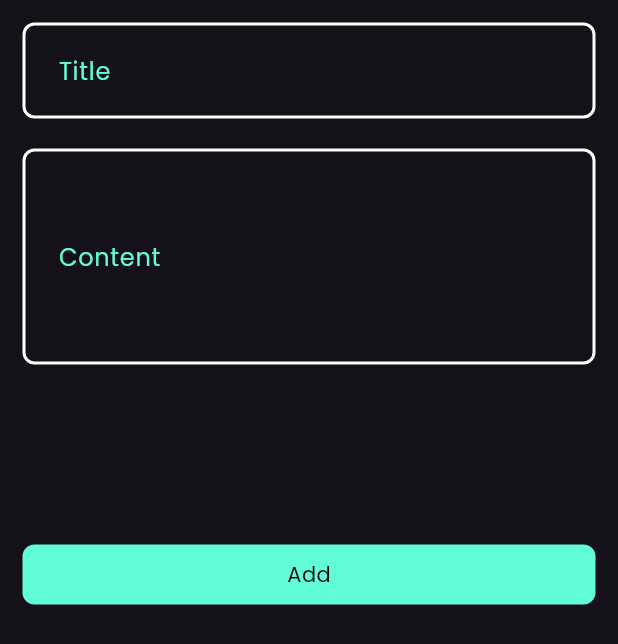
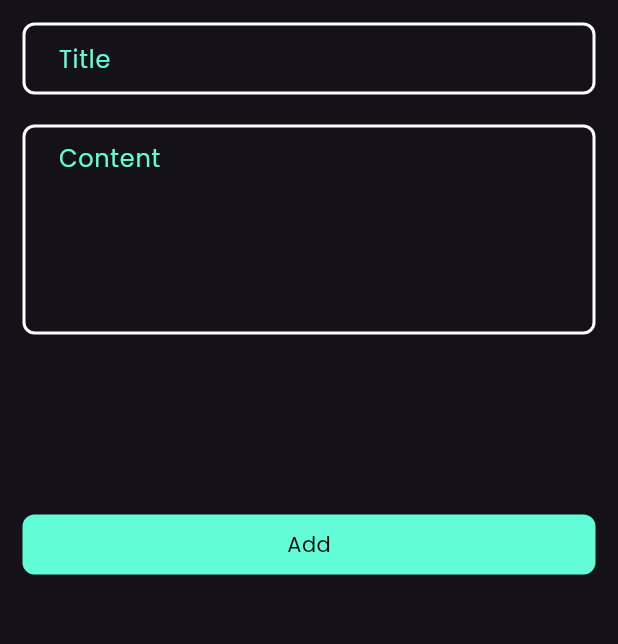
Before and after one commit to ahmed-khaled56/NotesApp, a Flutter app: the AddNoteButtomSheet widget shown alone on an empty page, opened directly, on a phone screen of 412 x 824 dp. Shown: the top 644 px of the screen. Run offline on Flutter 3.47's test engine with Material 3 defaults, Android fonts, the phone set to English and light mode, and no system bars.

Commit message:
adjust maxlines in textfield

```diff
--- a/lib/widgets/add_note_buttom_sheet.dart
+++ b/lib/widgets/add_note_buttom_sheet.dart
@@ -17,9 +17,9 @@ class _AddNoteButtomSheetState extends State<AddNoteButtomSheet> {
         padding: const EdgeInsets.all(15.0),
         child: Column(
           children: [
-            textField(hintText: 'Title', onChange: (value) {}, size: 20),
+            textField(hintText: 'Title', onChange: (value) {}, maxLines: 1),
             SizedBox(height: 20),
-            textField(hintText: 'Content', onChange: (value) {}, size: 60),
+            textField(hintText: 'Content', onChange: (value) {}, maxLines: 5),
             SizedBox(height: 120),
             CustomButton(label: "Add", onPressed: () {}),
           ],
--- a/lib/widgets/custom_textField.dart
+++ b/lib/widgets/custom_textField.dart
@@ -3,7 +3,7 @@ import 'package:notes_app/constants.dart';
 
 class textField extends StatelessWidget {
   final String hintText;
-  final double size;
+  final int maxLines;
   //final String data;
   Function(String)? onChange;
   final TextInputType? textType;
@@ -13,19 +13,20 @@ class textField extends StatelessWidget {
     required this.hintText,
     required this.onChange,
     @required this.textType,
-    required this.size,
+    this.maxLines = 1,
   });
 
   @override
   Widget build(BuildContext context) {
     return SizedBox(
-      // height: 150,
+      // height: 50,
       width: double.infinity,
       child: TextField(
+        maxLines: maxLines,
         keyboardType: textType,
         onChanged: onChange,
         decoration: InputDecoration(
-          contentPadding: EdgeInsets.symmetric(horizontal: 20, vertical: size),
+          contentPadding: EdgeInsets.symmetric(horizontal: 20, vertical: 10),
           fillColor: Color(0xff28435A),
           enabledBorder: OutlineInputBorder(
             borderRadius: BorderRadius.circular(8),
```
